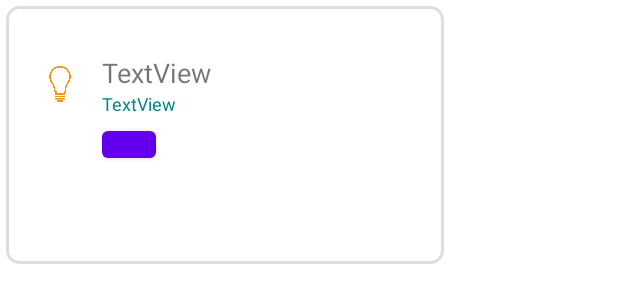
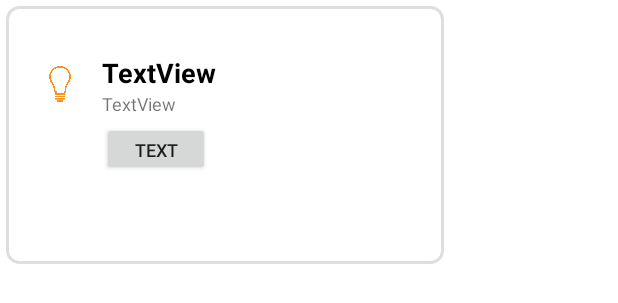
Before and after one commit to pha-ran/Android-first, an Android app: the layout tip_list_item.xml on its own in the app's theme, with its tools: preview values and no code run, on a phone screen of 412 x 824 dp. Shown: the top 303 px of the screen. Run offline under Robolectric (Android 15) with nearby library versions, the phone set to English and light mode, and no system bars.

Commit message:
modify [ Tip List, Recommended Information ]

```diff
--- a/Clone_EveryTime/app/src/main/res/layout/popular_posts_item.xml
+++ b/Clone_EveryTime/app/src/main/res/layout/popular_posts_item.xml
@@ -66,7 +66,7 @@
             android:id="@+id/imageView2"
             android:layout_width="wrap_content"
             android:layout_height="wrap_content"
-            app:srcCompat="@drawable/ic_home_fragment_home"
+            app:srcCompat="@drawable/ic_popular_posts_like"
             android:layout_marginHorizontal="4dp" />
 
         <TextView
@@ -81,7 +81,7 @@
             android:id="@+id/imageView3"
             android:layout_width="wrap_content"
             android:layout_height="wrap_content"
-            app:srcCompat="@drawable/ic_home_fragment_speaker"
+            app:srcCompat="@drawable/ic_popular_posts_comment"
             android:layout_marginHorizontal="4dp" />
 
         <TextView
--- a/Clone_EveryTime/app/src/main/res/layout/recommended_information_item.xml
+++ b/Clone_EveryTime/app/src/main/res/layout/recommended_information_item.xml
@@ -13,7 +13,7 @@
         android:gravity="center_vertical">
 
         <ImageView
-            android:id="@+id/recommended_information_item_profileimage"
+            android:id="@+id/recommended_information_item_logo"
             android:layout_width="wrap_content"
             android:layout_height="wrap_content"
             android:layout_marginLeft="8dp"
@@ -39,7 +39,7 @@
     </LinearLayout>
 
     <ImageView
-        android:id="@+id/imageView5"
+        android:id="@+id/recommended_information_item_content"
         android:layout_width="match_parent"
         android:layout_height="264dp"
         android:scaleType="centerCrop"
--- a/Clone_EveryTime/app/src/main/res/layout/tip_list_item.xml
+++ b/Clone_EveryTime/app/src/main/res/layout/tip_list_item.xml
@@ -33,21 +33,24 @@
                 android:layout_width="match_parent"
                 android:layout_height="wrap_content"
                 android:text="TextView"
-                android:textSize="18sp"/>
+                android:textSize="18sp"
+                android:textStyle="bold"
+                android:textColor="@color/black"/>
 
             <TextView
                 android:id="@+id/tip_list_item_subtitle"
                 android:layout_width="match_parent"
                 android:layout_height="wrap_content"
                 android:text="TextView"
-                android:textSize="12dp"
-                android:textColor="@color/teal_700"/>
+                android:textSize="12dp" />
 
-            <Button
+            <androidx.appcompat.widget.AppCompatButton
                 android:id="@+id/tip_list_item_button"
-                android:layout_width="36dp"
-                android:layout_height="30dp"
-                android:layout_marginVertical="4dp"/>
+                android:layout_width="72dp"
+                android:layout_height="36dp"
+                android:layout_marginVertical="4dp"
+                android:text="text"
+                android:textSize="12sp"/>
 
         </LinearLayout>
     </LinearLayout>
```
Also changed, not shown: Clone_EveryTime/app/src/main/java/com/example/clone_everytime/HomeFragment.kt (+6 -5 lines), Clone_EveryTime/app/src/main/java/com/example/clone_everytime/recommended_information_adapter.kt (+7 -0 lines), Clone_EveryTime/app/src/main/java/com/example/clone_everytime/tip_list_adapter.kt (+19 -5 lines), Clone_EveryTime/app/src/main/res/drawable/ic_popular_posts_comment.png (added), Clone_EveryTime/app/src/main/res/drawable/ic_popular_posts_like.png (added), Clone_EveryTime/app/src/main/res/drawable/ic_tip_list_calander.png (added), Clone_EveryTime/app/src/main/res/drawable/ic_tip_list_checkbox.png (added).
